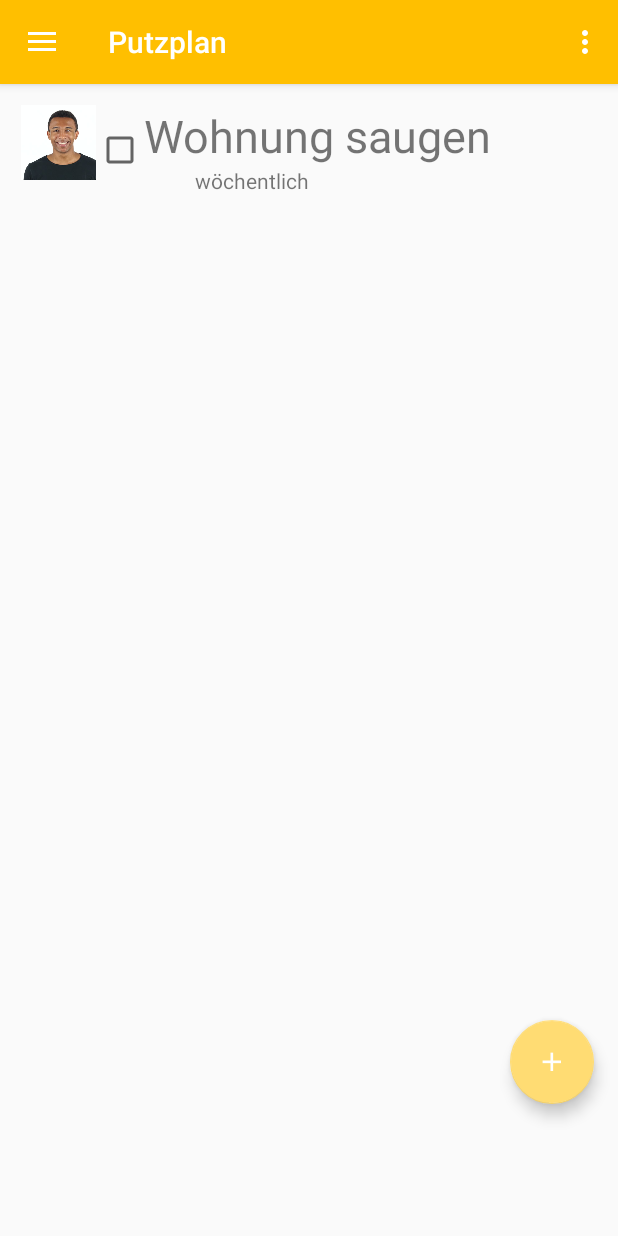
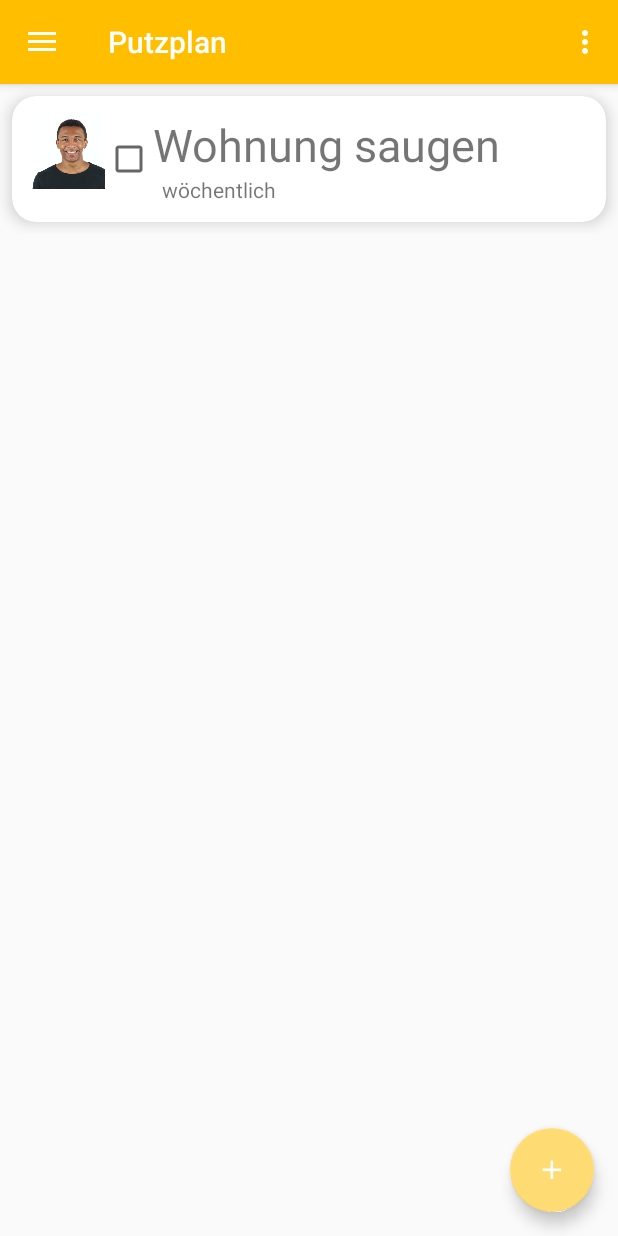
Before and after one commit to Wieee/WGPlaner, an Android app: the fragment EinkaufszettelFragment placed in its activity, in the side drawer, after a tap on "Putzplan", on a phone screen of 412 x 824 dp. Run offline under Robolectric (Android 15) with nearby library versions, the phone set to English and light mode, and no system bars; our stand-ins replace Firebase (no records; nobody signed in at launch, a user with empty details on screens opened directly); libraries missing offline, so code that uses them is left out: org.adw.library.

Commit message:
GUI update

```diff
--- a/app/src/main/java/vorlesung/hslu/wgapp/EinkaufszettelFragment.java
+++ b/app/src/main/java/vorlesung/hslu/wgapp/EinkaufszettelFragment.java
@@ -19,8 +19,8 @@ import java.util.ArrayList;
 
 public class EinkaufszettelFragment extends Fragment {
 
-    ArrayList einkaufsListe = new ArrayList();
-    public static ArrayList gekaufteListe = new ArrayList();
+    ArrayList<EinkaufszettelProdukt> einkaufsListe = new ArrayList();
+    public static ArrayList<EinkaufszettelProdukt> gekaufteListe = new ArrayList();
     EinkaufszettelCustomAdapter customAdapter;
 
     @Nullable
@@ -47,35 +47,41 @@ public class EinkaufszettelFragment extends Fragment {
             @Override
             public void onClick(View view) {
                 deleteItems();
-                einkaufszettelView.findViewById(R.id.einkaufszettel_fabShopped).setVisibility(View.INVISIBLE);
             }
         });
-        EinkaufszettelProdukt wurst = new EinkaufszettelProdukt("wurst",1,"");
-
-        addItem(wurst);
-
 
         return einkaufszettelView;
     }
 
-    private void addItem(EinkaufszettelProdukt produkt) {
-        einkaufsListe.add(produkt);
+    private void addItem(EinkaufszettelProdukt product) {
+        for (int i = 0; i < einkaufsListe.size(); i++) {
+            EinkaufszettelProdukt listedItem = einkaufsListe.get(i);
+            if (listedItem.getName().equals(product.getName())) {
+                listedItem.setAmount(listedItem.getAmount() + product.getAmount());
+                einkaufsListe.set(i, listedItem);
+                customAdapter.notifyDataSetChanged();
+                return;
+            }
+        }
+
+        einkaufsListe.add(product);
         customAdapter.notifyDataSetChanged();
     }
 
     private void deleteItems() {
-       EinkaufszettelProdukt produkt;
+
+        //NOCH NICHT ZU 100 PROZENT RICHTIG
+        EinkaufszettelProdukt produkt;
         int i = gekaufteListe.size();
 
         while (i > 0) {
-            produkt  = (EinkaufszettelProdukt) gekaufteListe.get(--i);
+            produkt = (EinkaufszettelProdukt) gekaufteListe.get(--i);
             if (einkaufsListe.containsAll(gekaufteListe)) {
                 einkaufsListe.remove(produkt);
                 gekaufteListe.remove(produkt);
             }
         }
         customAdapter.notifyDataSetChanged();
-        customAdapter.checkedCounter = 0;
     }
 
     private void customAlertDialog() {
@@ -83,17 +89,14 @@ public class EinkaufszettelFragment extends Fragment {
         MyDialog.setContentView(R.layout.einkaufszettel_dialog_add_item);
         MyDialog.show();
 
-
         Button button = (Button) MyDialog.findViewById(R.id.einkaufszettel_dialog_btn);
         button.setOnClickListener(new View.OnClickListener() {
             @Override
             public void onClick(View view) {
-               // String newItem = ((DiscreteSeekBar) MyDialog.findViewById(R.id.einkaufszettel_dialog_product_count)).getProgress()
-               //         + "x " + ((EditText) MyDialog.findViewById(R.id.einkaufszettel_dialog_product_name)).getText();
                 String name = ((EditText) MyDialog.findViewById(R.id.einkaufszettel_dialog_product_name)).getText().toString();
                 int amount = ((DiscreteSeekBar) MyDialog.findViewById(R.id.einkaufszettel_dialog_product_count)).getProgress();
 
-                EinkaufszettelProdukt  newProduct = new EinkaufszettelProdukt(name, amount, "");
+                EinkaufszettelProdukt newProduct = new EinkaufszettelProdukt(name, amount, "");
 
                 addItem(newProduct);
 
@@ -101,7 +104,7 @@ public class EinkaufszettelFragment extends Fragment {
 
                 Toast toast = Toast.makeText(
                         view.getContext(),
-                        newProduct.getName() + " wurde zum Einkaufzettel hinzugefügt.",
+                        newProduct.toString() + " wurde zum Einkaufzettel hinzugefügt.",
                         Toast.LENGTH_SHORT);
                 toast.show();
             }
--- a/app/src/main/java/vorlesung/hslu/wgapp/PutzplanCustomAdapter.java
+++ b/app/src/main/java/vorlesung/hslu/wgapp/PutzplanCustomAdapter.java
@@ -57,7 +57,7 @@ public class PutzplanCustomAdapter extends BaseAdapter {
         itemCheck.setOnCheckedChangeListener(new CompoundButton.OnCheckedChangeListener(){
             @Override
             public void onCheckedChanged(CompoundButton buttonView, boolean isChecked) {
-                FloatingActionButton fab = (FloatingActionButton) activity.findViewById(R.id.putz_delete);
+                FloatingActionButton fab = (FloatingActionButton) activity.findViewById(R.id.putzfab_delete);
                 if (isChecked == true){
                     checkedCounter++;
                     PutzplanFragment.geputzteListe.add( (PutzplanAufgabe) getItem(position));
--- a/app/src/main/java/vorlesung/hslu/wgapp/PutzplanFragment.java
+++ b/app/src/main/java/vorlesung/hslu/wgapp/PutzplanFragment.java
@@ -57,7 +57,7 @@ public class PutzplanFragment extends Fragment {
         ListView listView = (ListView) putzplanview.findViewById(R.id.putzplan_ListView);
         listView.setAdapter(customAdapter);
 
-        FloatingActionButton fab = (FloatingActionButton) putzplanview.findViewById(R.id.putzfab);
+        FloatingActionButton fab = (FloatingActionButton) putzplanview.findViewById(R.id.putzfab_add);
         fab.setOnClickListener(new View.OnClickListener() {
             @Override
             public void onClick(View view) {
@@ -65,12 +65,12 @@ public class PutzplanFragment extends Fragment {
 
             }
         });
-        FloatingActionButton fabDelete = (FloatingActionButton)putzplanview.findViewById(R.id.putz_delete);
+        FloatingActionButton fabDelete = (FloatingActionButton)putzplanview.findViewById(R.id.putzfab_delete);
         fabDelete.setOnClickListener(new View.OnClickListener() {
             @Override
             public void onClick(View view) {
                 deleteItems();
-               putzplanview.findViewById(R.id.putz_delete).setVisibility(View.INVISIBLE);
+               putzplanview.findViewById(R.id.putzfab_delete).setVisibility(View.INVISIBLE);
             }
         });
         Date datum = new Date(31 - 10 - 2017);
--- a/app/src/main/res/layout/putzplan_fragment.xml
+++ b/app/src/main/res/layout/putzplan_fragment.xml
@@ -11,17 +11,17 @@
         android:layout_height="wrap_content"
         android:choiceMode="multipleChoice"
         android:divider="@color/white"></ListView>
+
     <RelativeLayout
         android:layout_width="wrap_content"
         android:layout_height="160dp"
         android:layout_gravity="bottom|end">
 
-
     <android.support.design.widget.FloatingActionButton
-        android:id="@+id/putzfab"
+        android:id="@+id/putzfab_add"
         android:layout_width="wrap_content"
         android:layout_height="wrap_content"
-        android:layout_gravity="bottom|end"
+        android:layout_alignParentBottom="true"
         android:layout_margin="16dp"
         android:src="@mipmap/ic_add"
         android:scaleType="center"
@@ -29,8 +29,9 @@
         app:fabSize="normal"
         app:pressedTranslationZ="12dp"
         />
+
     <android.support.design.widget.FloatingActionButton
-        android:id="@+id/putz_delete"
+        android:id="@+id/putzfab_delete"
         android:layout_width="wrap_content"
         android:layout_height="wrap_content"
         android:layout_margin="16dp"
@@ -41,6 +42,7 @@
         app:pressedTranslationZ="12dp"
         android:visibility="invisible"
         />
+
     </RelativeLayout>
 
 
--- a/app/src/main/res/layout/putzplan_listview_item.xml
+++ b/app/src/main/res/layout/putzplan_listview_item.xml
@@ -9,26 +9,24 @@
 
     <android.support.v7.widget.CardView
 
+        android:id="@+id/cardView"
         android:layout_width="match_parent"
         android:layout_height="wrap_content"
+        android:layout_margin="8dp"
         android:layout_marginBottom="@dimen/activity_vertical_margin"
-        android:layout_margin="8dp"
         android:clickable="true"
         android:focusable="true"
         android:foreground="?android:attr/selectableItemBackground"
         app:cardCornerRadius="@dimen/activity_vertical_margin"
-        app:cardElevation="6dp"
-        android:id="@+id/cardView">
+        app:cardElevation="6dp">
 
-
-    </android.support.v7.widget.CardView>
 
         <RelativeLayout
             android:layout_width="match_parent"
             android:layout_height="wrap_content"
             android:layout_alignStart="@+id/cardView"
             android:layout_alignTop="@+id/cardView"
-        android:padding="6dp">
+            android:padding="12dp">
 
             <ImageView
                 android:id="@+id/list_item_picture"
@@ -64,12 +62,12 @@
                 android:layout_width="wrap_content"
                 android:layout_height="wrap_content"
                 android:layout_below="@+id/list_item_titel"
-            android:layout_marginStart="34dp"
+                android:layout_marginStart="6dp"
                 android:layout_toEndOf="@+id/putzplan_checkbox"
                 android:text="Description" />
 
 
         </RelativeLayout>
 
-
+    </android.support.v7.widget.CardView>
 </RelativeLayout>
```
Also changed, not shown: app/src/main/java/vorlesung/hslu/wgapp/EinkaufszettelCustomAdapter.java (+1 -8 lines), app/src/main/java/vorlesung/hslu/wgapp/EinkaufszettelProdukt.java (+9 -0 lines), app/src/main/res/layout/einkaufszettel_dialog_add_item.xml (+6 -12 lines), app/src/main/res/layout/einkaufszettel_fragment.xml (+4 -7 lines), app/src/main/res/layout/einkaufszettel_listview_item.xml (+5 -9 lines), app/src/main/res/layout/putzplan_dialog_add_item.xml (+11 -16 lines). Lines whose indentation alone changed are shown as unchanged.
